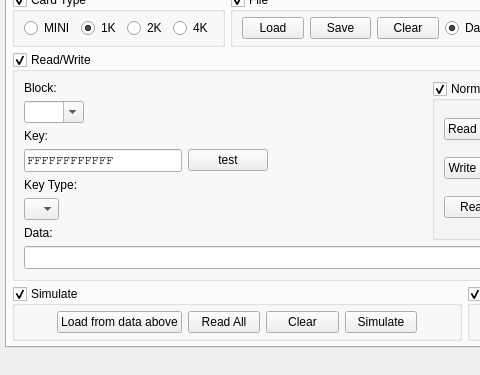
First picture: the form in ui/mainwindow.ui, repository wh201906/Proxmark3GUI, before the edit; both pictures show x 0 to 480 and y 395 to 770 of the 970 by 770 pixel window.
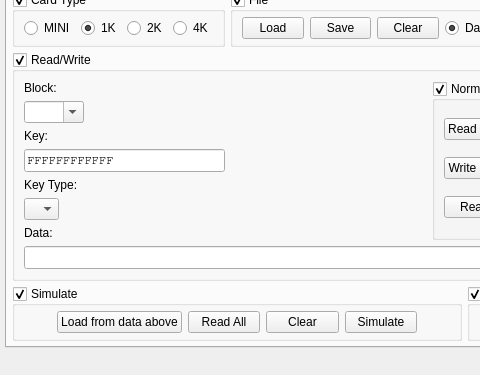
Second picture: the form after the edit.

Patch:
```diff
--- a/ui/mainwindow.ui
+++ b/ui/mainwindow.ui
@@ -578,13 +578,6 @@
                </item>
               </layout>
              </item>
-             <item>
-              <widget class="QPushButton" name="testButton">
-               <property name="text">
-                <string>test</string>
-               </property>
-              </widget>
-             </item>
              <item>
               <spacer name="horizontalSpacer_3">
                <property name="orientation">
```
